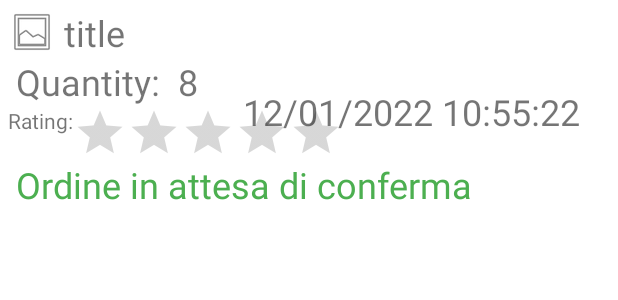
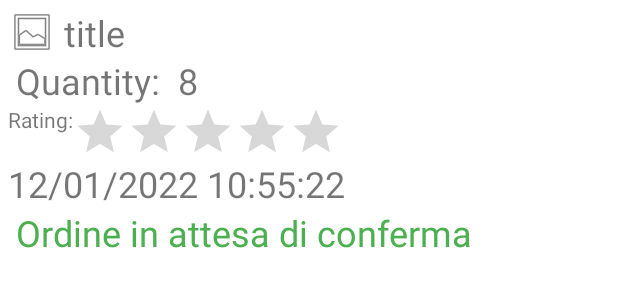
Before and after one commit to MizuNoMashu/HCI_Project, an Android app: the layout order_item_view.xml on its own in the app's theme, with its tools: preview values and no code run, on a phone screen of 412 x 824 dp. Shown: the top 300 px of the screen. Run offline under Robolectric (Android 15) with nearby library versions, the phone set to English and light mode, and no system bars.

Commit message:
maybe final commit?

```diff
--- a/app/src/main/java/com/example/hci/Settings.kt
+++ b/app/src/main/java/com/example/hci/Settings.kt
@@ -45,8 +45,7 @@ class Settings : Fragment() {
                 Log.d("TAG","verifymessage:called ")
                 Navigation.findNavController(inf).navigate(R.id.action_settings_to_messageback)
             }else{
-            Navigation.findNavController(inf).navigate(R.id.action_settings_to_messagesFragment)}
-        }
+                Navigation.findNavController(inf).navigate(R.id.action_settings_to_messagesFragment)}        }
 
         inf.findViewById<MaterialButton>(R.id.logout_button).setOnClickListener {
             val context: Context? = activity
--- a/app/src/main/java/com/example/hci/messages/Messages.kt
+++ b/app/src/main/java/com/example/hci/messages/Messages.kt
@@ -7,7 +7,7 @@ import android.util.Log
 import android.view.LayoutInflater
 import android.view.View
 import android.view.ViewGroup
-import android.widget.*
+import android.widget.Button
 import androidx.fragment.app.Fragment
 import androidx.navigation.fragment.NavHostFragment
 import androidx.recyclerview.widget.LinearLayoutManager
@@ -18,7 +18,6 @@ import com.example.hci.ldb
 import com.example.hci.logged_user
 import java.text.SimpleDateFormat
 import java.util.*
-import kotlin.collections.ArrayList
 
 class Messages: Fragment() {
 
--- a/app/src/main/java/com/example/hci/messages/MessagesFragment.kt
+++ b/app/src/main/java/com/example/hci/messages/MessagesFragment.kt
@@ -45,7 +45,7 @@ class MessagesFragment : Fragment() {
         var count:Int = 0
         while (count < size!! ){   //size not null
             val vendorName = vendorList[count]
-            list.add(Model(vendorName, "$vendorName description", R.drawable.meinv))
+            list.add(Model(vendorName, "$vendorName description", R.drawable.ic_baseline_email_24))
             count++
             //let the message visible
             listview.adapter = context?.let { MyAdapter(it,R.layout.list_item,list) }
--- a/app/src/main/java/com/example/hci/messages/MyAdapter.kt
+++ b/app/src/main/java/com/example/hci/messages/MyAdapter.kt
@@ -21,12 +21,10 @@ class MyAdapter(var mCtx: Context, var resources:Int, var items:List<Model>) :Ar
 
         val imageView: ImageView=view.findViewById(R.id.profileImage)
         val titleTextView: TextView = view.findViewById(R.id.personName)
-        val descriptionTextView:TextView = view.findViewById(R.id.personDescription)
 
         var mItem:Model = items[position]
         imageView.setImageDrawable(mCtx.resources.getDrawable(mItem.img))
         titleTextView.text = mItem.title
-        descriptionTextView.text = mItem.description
 
         return view
     }
--- /dev/null
+++ b/app/src/main/res/drawable/ic_baseline_email_24.xml
@@ -0,0 +1,5 @@
+<vector android:height="30dp" android:tint="#726969"
+    android:viewportHeight="24" android:viewportWidth="24"
+    android:width="30dp" xmlns:android="http://schemas.android.com/apk/res/android">
+    <path android:fillColor="@android:color/white" android:pathData="M20,4L4,4c-1.1,0 -1.99,0.9 -1.99,2L2,18c0,1.1 0.9,2 2,2h16c1.1,0 2,-0.9 2,-2L22,6c0,-1.1 -0.9,-2 -2,-2zM20,8l-8,5 -8,-5L4,6l8,5 8,-5v2z"/>
+</vector>
--- a/app/src/main/res/layout/activity_main.xml
+++ b/app/src/main/res/layout/activity_main.xml
@@ -12,8 +12,8 @@
         style="@style/Widget.MaterialComponents.Toolbar.Primary"
         android:layout_width="match_parent"
         android:layout_height="?attr/actionBarSize"
-        android:background="#303F9F"
-        android:statusBarColor="?color3"
+        android:background="#0B6EBD"
+        android:statusBarColor="#0B6EBD"
         app:menu="@menu/top_app_bar"
         app:navigationIcon="@drawable/back_img"
         app:navigationIconTint="?colorOnPrimary"
--- a/app/src/main/res/layout/order_item_view.xml
+++ b/app/src/main/res/layout/order_item_view.xml
@@ -28,7 +28,6 @@
         android:paddingLeft="5dp"
         android:text="title"
         android:textSize="24sp"
-        app:layout_constraintBottom_toTopOf="@+id/ordertime"
         app:layout_constraintEnd_toEndOf="parent"
         app:layout_constraintStart_toEndOf="@+id/image_order"
         app:layout_constraintTop_toTopOf="parent" />
@@ -42,7 +41,7 @@
         android:paddingStart="5dp"
 
         app:layout_constraintStart_toStartOf="parent"
-        app:layout_constraintTop_toBottomOf="@+id/name_order"/>
+        app:layout_constraintTop_toBottomOf="@+id/image_order"/>
     <TextView
         android:id="@+id/quantity"
         android:layout_width="0dp"
@@ -50,7 +49,7 @@
         android:textSize="24dp"
         android:text="8"
         app:layout_constraintStart_toEndOf="@id/quantity_text"
-        app:layout_constraintTop_toBottomOf="@+id/name_order"/>
+        app:layout_constraintTop_toBottomOf="@+id/image_order"/>
 
     <TextView
         android:id="@+id/stars_fixed"
@@ -58,29 +57,25 @@
         android:layout_height="wrap_content"
         android:text="Rating:"
         app:layout_constraintLeft_toLeftOf="parent"
-        app:layout_constraintTop_toBottomOf="@id/quantity"/>
+        app:layout_constraintTop_toBottomOf="@id/quantity_text"/>
     <RatingBar
         android:id="@+id/stars"
         style="@style/Widget.AppCompat.RatingBar.Indicator"
         android:layout_width="wrap_content"
         android:layout_height="wrap_content"
         app:layout_constraintLeft_toRightOf="@id/stars_fixed"
-        app:layout_constraintTop_toBottomOf="@id/quantity"
+        app:layout_constraintTop_toBottomOf="@id/quantity_text"
         android:isIndicator="false"
         android:numStars="5"
         android:stepSize="0.5" />
     <TextView
-        android:layout_width="0dp"
+        android:id="@+id/ordertime"
+        android:layout_width="wrap_content"
         android:layout_height="wrap_content"
-        android:layout_marginStart="30dp"
-        android:layout_marginTop="5dp"
-        android:layout_marginBottom="1dp"
         android:text="@string/vendorTime"
         android:textSize="24dp"
-        app:layout_constraintBottom_toTopOf="@+id/textView"
-        app:layout_constraintEnd_toEndOf="parent"
-        app:layout_constraintStart_toEndOf="@id/quantity"
-        app:layout_constraintTop_toBottomOf="@+id/name_order" />
+        app:layout_constraintLeft_toLeftOf="parent"
+        app:layout_constraintTop_toBottomOf="@+id/stars" />
 
     <TextView
         android:id="@+id/textView"
@@ -93,7 +88,7 @@
         android:textSize="24sp"
         app:layout_constraintEnd_toEndOf="parent"
         app:layout_constraintStart_toStartOf="parent"
-        app:layout_constraintTop_toBottomOf="@+id/stars" />
+        app:layout_constraintTop_toBottomOf="@+id/ordertime" />
 
 
 
--- a/app/src/main/res/menu/top_app_bar.xml
+++ b/app/src/main/res/menu/top_app_bar.xml
@@ -7,6 +7,6 @@
         android:icon="@drawable/ic_baseline_search_24"
         app:actionViewClass="androidx.appcompat.widget.SearchView"
         app:showAsAction="ifRoom|collapseActionView"
-         />
+        />
 
 </menu>
```
Also changed, not shown: app/src/main/java/com/example/hci/MainActivity.kt (+5 -7 lines), app/src/main/res/layout/list_item.xml (+3 -10 lines), app/src/main/res/drawable-v24/ipad.jpeg (added), app/src/main/res/drawable-v24/monopattino.jpeg (added), app/src/main/res/layout/fragment_messageback.xml (line endings or trailing spaces).
